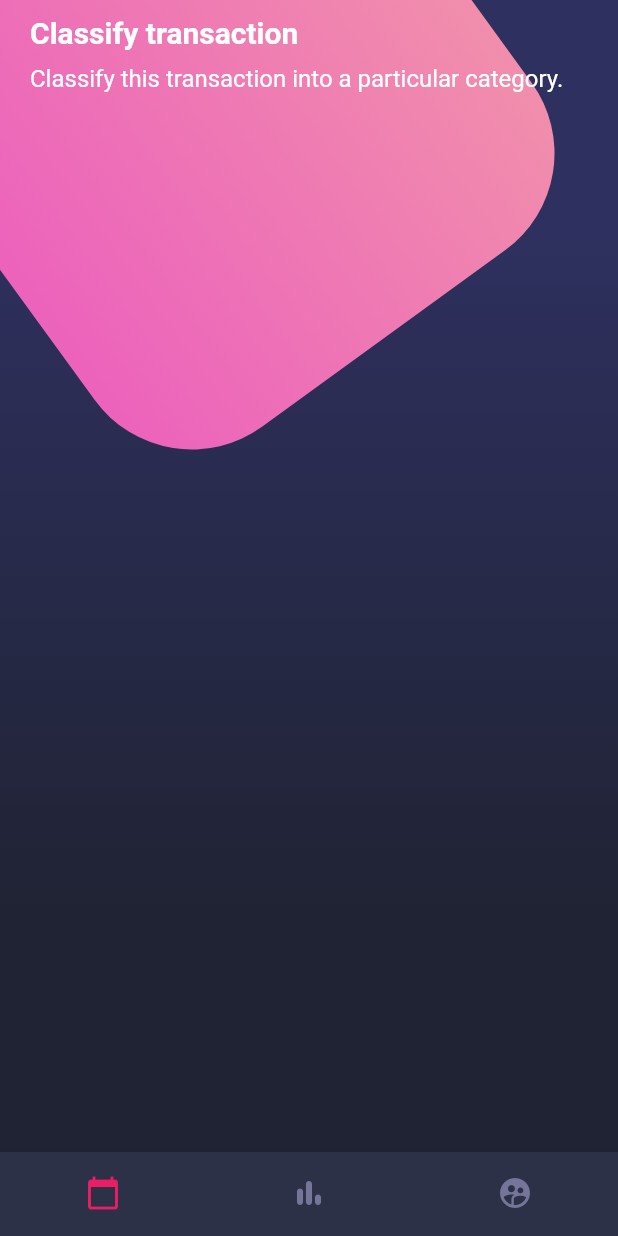
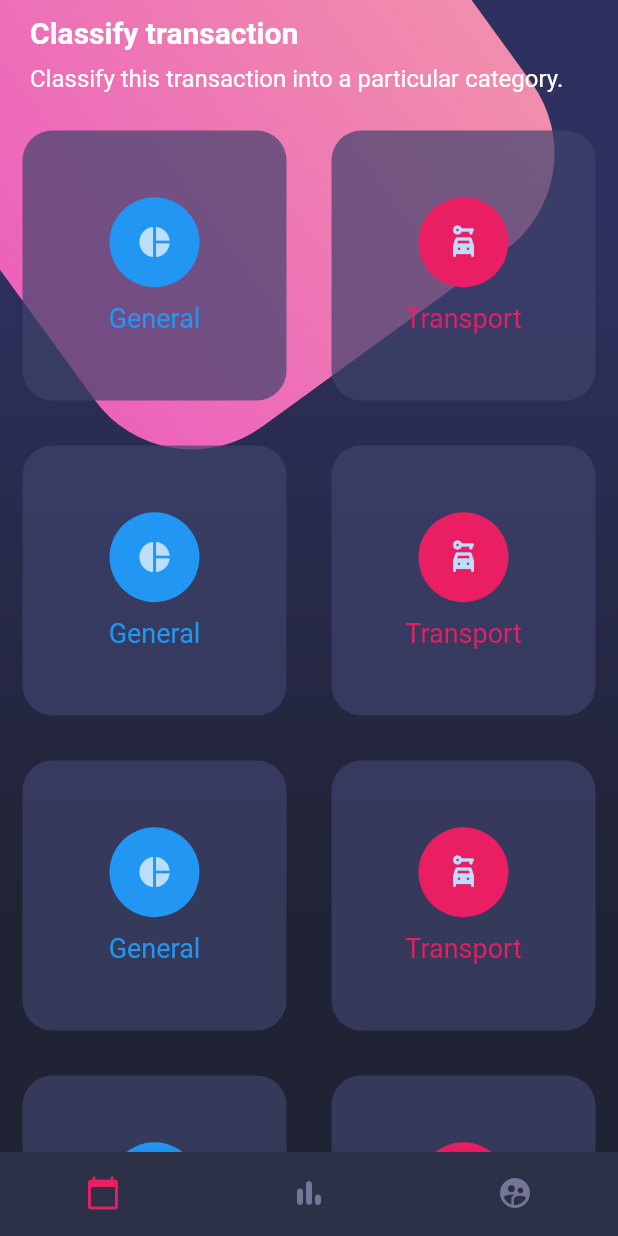
Before and after one commit to EmmanuelBazan/design-in-flutter, a Flutter app: the screen it shows after launch, on a phone screen of 412 x 824 dp. Run offline on Flutter 3.47's test engine with Material 2 defaults, Android fonts, the light colour scheme and no system bars.

Commit message:
Card table implementation

```diff
--- a/lib/screens/home_screen.dart
+++ b/lib/screens/home_screen.dart
@@ -1,4 +1,5 @@
 import 'package:design_in_flutter/widgets/background.dart';
+import 'package:design_in_flutter/widgets/card_table.dart';
 import 'package:design_in_flutter/widgets/custom_navigation.dart';
 import 'package:design_in_flutter/widgets/page_title.dart';
 import 'package:flutter/material.dart';
@@ -28,7 +29,7 @@ class _HomeBody extends StatelessWidget {
       child: Column(
           mainAxisAlignment: MainAxisAlignment.start,
           crossAxisAlignment: CrossAxisAlignment.start,
-          children: const [PageTitle()]),
+          children: const [PageTitle(), CardTable()]),
     );
   }
 }
--- /dev/null
+++ b/lib/widgets/card_table.dart
@@ -0,0 +1,102 @@
+import 'package:flutter/material.dart';
+import 'package:flutter/src/widgets/framework.dart';
+import 'package:flutter/src/widgets/placeholder.dart';
+
+class CardTable extends StatelessWidget {
+  const CardTable({super.key});
+
+  @override
+  Widget build(BuildContext context) {
+    return Table(
+      children: const [
+        TableRow(children: [
+          _SingleCard(
+              color: Colors.blue, icon: Icons.pie_chart, title: 'General'),
+          _SingleCard(
+              color: Colors.pink,
+              icon: Icons.car_rental_rounded,
+              title: 'Transport')
+        ]),
+        TableRow(children: [
+          _SingleCard(
+              color: Colors.blue, icon: Icons.pie_chart, title: 'General'),
+          _SingleCard(
+              color: Colors.pink,
+              icon: Icons.car_rental_rounded,
+              title: 'Transport')
+        ]),
+        TableRow(children: [
+          _SingleCard(
+              color: Colors.blue, icon: Icons.pie_chart, title: 'General'),
+          _SingleCard(
+              color: Colors.pink,
+              icon: Icons.car_rental_rounded,
+              title: 'Transport')
+        ]),
+        TableRow(children: [
+          _SingleCard(
+              color: Colors.blue, icon: Icons.pie_chart, title: 'General'),
+          _SingleCard(
+              color: Colors.pink,
+              icon: Icons.car_rental_rounded,
+              title: 'Transport')
+        ]),
+        TableRow(children: [
+          _SingleCard(
+              color: Colors.blue, icon: Icons.pie_chart, title: 'General'),
+          _SingleCard(
+              color: Colors.pink,
+              icon: Icons.car_rental_rounded,
+              title: 'Transport')
+        ]),
+        TableRow(children: [
+          _SingleCard(
+              color: Colors.blue, icon: Icons.pie_chart, title: 'General'),
+          _SingleCard(
+              color: Colors.pink,
+              icon: Icons.car_rental_rounded,
+              title: 'Transport')
+        ]),
+      ],
+    );
+  }
+}
+
+class _SingleCard extends StatelessWidget {
+  final String title;
+  final IconData icon;
+  final Color color;
+
+  const _SingleCard({
+    super.key,
+    required this.title,
+    required this.icon,
+    required this.color,
+  });
+
+  @override
+  Widget build(BuildContext context) {
+    return Container(
+      margin: const EdgeInsets.all(15),
+      height: 180,
+      decoration: BoxDecoration(
+        color: const Color.fromRGBO(62, 66, 107, 0.7),
+        borderRadius: BorderRadius.circular(20),
+      ),
+      child: Column(mainAxisAlignment: MainAxisAlignment.center, children: [
+        CircleAvatar(
+          backgroundColor: color,
+          radius: 30,
+          child: Icon(icon),
+        ),
+        const SizedBox(
+          height: 10,
+        ),
+        Text(
+          title,
+          style: TextStyle(color: color, fontSize: 18),
+        )
+      ]),
+    );
+  }
+}
```
